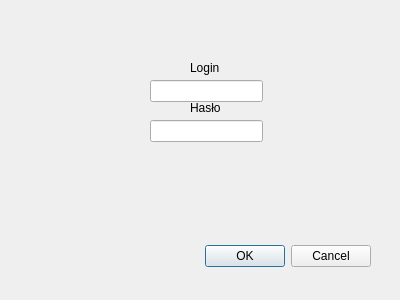
Old version of the form login.ui in the repository SwingyMan/LibraryManagerQT.
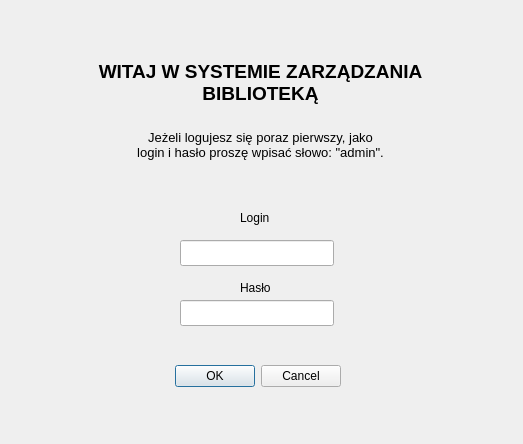
New version of the form.

Diff of the .ui file:
```diff
--- a/login.ui
+++ b/login.ui
@@ -6,8 +6,8 @@
    <rect>
     <x>0</x>
     <y>0</y>
-    <width>400</width>
-    <height>300</height>
+    <width>523</width>
+    <height>444</height>
    </rect>
   </property>
   <property name="windowTitle">
@@ -16,9 +16,9 @@
   <widget class="QDialogButtonBox" name="buttonBox">
    <property name="geometry">
     <rect>
-     <x>30</x>
-     <y>240</y>
-     <width>341</width>
+     <x>140</x>
+     <y>360</y>
+     <width>201</width>
      <height>32</height>
     </rect>
    </property>
@@ -32,20 +32,20 @@
   <widget class="QLineEdit" name="lineEdit">
    <property name="geometry">
     <rect>
-     <x>150</x>
-     <y>80</y>
-     <width>113</width>
-     <height>22</height>
+     <x>180</x>
+     <y>240</y>
+     <width>154</width>
+     <height>26</height>
     </rect>
    </property>
   </widget>
   <widget class="QLineEdit" name="lineEdit_2">
    <property name="geometry">
     <rect>
-     <x>150</x>
-     <y>120</y>
-     <width>113</width>
-     <height>22</height>
+     <x>180</x>
+     <y>300</y>
+     <width>154</width>
+     <height>26</height>
     </rect>
    </property>
    <property name="echoMode">
@@ -55,8 +55,8 @@
   <widget class="QLabel" name="label">
    <property name="geometry">
     <rect>
-     <x>190</x>
-     <y>60</y>
+     <x>240</x>
+     <y>210</y>
      <width>49</width>
      <height>16</height>
     </rect>
@@ -68,8 +68,8 @@
   <widget class="QLabel" name="label_2">
    <property name="geometry">
     <rect>
-     <x>190</x>
-     <y>100</y>
+     <x>240</x>
+     <y>280</y>
      <width>49</width>
      <height>16</height>
     </rect>
@@ -78,6 +78,19 @@
     <string>Hasło</string>
    </property>
   </widget>
+  <widget class="QLabel" name="label_3">
+   <property name="geometry">
+    <rect>
+     <x>60</x>
+     <y>10</y>
+     <width>401</width>
+     <height>201</height>
+    </rect>
+   </property>
+   <property name="text">
+    <string>&lt;html&gt;&lt;head/&gt;&lt;body&gt;&lt;p align=&quot;center&quot;&gt;&lt;span style=&quot; font-size:14pt; font-weight:700;&quot;&gt;WITAJ W SYSTEMIE ZARZĄDZANIA&lt;br/&gt;BIBLIOTEKĄ&lt;br/&gt;&lt;/span&gt;&lt;/p&gt;&lt;p align=&quot;center&quot;&gt;&lt;span style=&quot; font-size:10pt;&quot;&gt;Jeżeli logujesz się poraz pierwszy, jako &lt;br/&gt;login i hasło proszę wpisać słowo: &amp;quot;admin&amp;quot;.&lt;/span&gt;&lt;/p&gt;&lt;/body&gt;&lt;/html&gt;</string>
+   </property>
+  </widget>
  </widget>
  <resources/>
  <connections>
```
